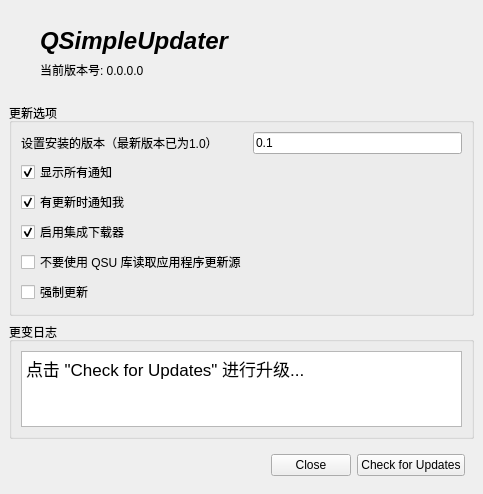
OrangeCiiCii/VersionUpdate, file tutorial/Window.ui: the form before one commit.
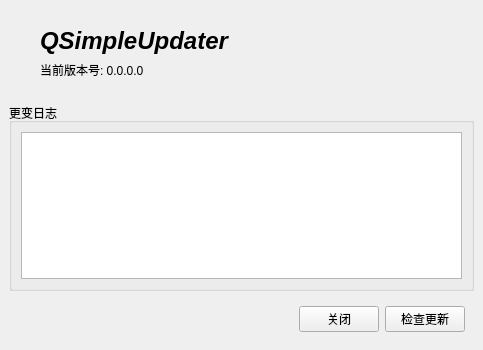
The form after the commit. Icons and pictures are not drawn.

Patch:
```diff
--- a/tutorial/Window.ui
+++ b/tutorial/Window.ui
@@ -7,7 +7,7 @@
     <x>0</x>
     <y>0</y>
     <width>483</width>
-    <height>494</height>
+    <height>350</height>
    </rect>
   </property>
   <property name="windowTitle">
@@ -76,76 +76,6 @@
       </layout>
      </widget>
     </item>
-    <item>
-     <widget class="QGroupBox" name="groupBox">
-      <property name="title">
-       <string>更新选项</string>
-      </property>
-      <layout class="QGridLayout" name="gridLayout">
-       <item row="7" column="0">
-        <widget class="QCheckBox" name="mandatoryUpdate">
-         <property name="text">
-          <string>强制更新</string>
-         </property>
-        </widget>
-       </item>
-       <item row="6" column="0">
-        <widget class="QCheckBox" name="customAppcast">
-         <property name="text">
-          <string>不要使用 QSU 库读取应用程序更新源</string>
-         </property>
-        </widget>
-       </item>
-       <item row="4" column="0">
-        <widget class="QCheckBox" name="showUpdateNotifications">
-         <property name="text">
-          <string>有更新时通知我</string>
-         </property>
-         <property name="checked">
-          <bool>true</bool>
-         </property>
-        </widget>
-       </item>
-       <item row="3" column="0">
-        <widget class="QCheckBox" name="showAllNotifcations">
-         <property name="text">
-          <string>显示所有通知</string>
-         </property>
-         <property name="checked">
-          <bool>true</bool>
-         </property>
-        </widget>
-       </item>
-       <item row="5" column="0">
-        <widget class="QCheckBox" name="enableDownloader">
-         <property name="text">
-          <string>启用集成下载器</string>
-         </property>
-         <property name="checked">
-          <bool>true</bool>
-         </property>
-        </widget>
-       </item>
-       <item row="2" column="1">
-        <widget class="QLineEdit" name="installedVersion">
-         <property name="text">
-          <string>0.1</string>
-         </property>
-         <property name="placeholderText">
-          <string>Write a version string...</string>
-         </property>
-        </widget>
-       </item>
-       <item row="2" column="0">
-        <widget class="QLabel" name="label">
-         <property name="text">
-          <string>设置安装的版本（最新版本已为1.0）</string>
-         </property>
-        </widget>
-       </item>
-      </layout>
-     </widget>
-    </item>
     <item>
      <widget class="QGroupBox" name="groupBox_2">
       <property name="title">
@@ -162,7 +92,7 @@
 &lt;html&gt;&lt;head&gt;&lt;meta name=&quot;qrichtext&quot; content=&quot;1&quot; /&gt;&lt;style type=&quot;text/css&quot;&gt;
 p, li { white-space: pre-wrap; }
 &lt;/style&gt;&lt;/head&gt;&lt;body style=&quot; font-family:'SimSun'; font-size:9pt; font-weight:400; font-style:normal;&quot;&gt;
-&lt;p style=&quot; margin-top:0px; margin-bottom:0px; margin-left:0px; margin-right:0px; -qt-block-indent:0; text-indent:0px;&quot;&gt;&lt;span style=&quot; font-family:'.Lucida Grande UI'; font-size:13pt;&quot;&gt;点击 &amp;quot;Check for Updates&amp;quot; 进行升级...&lt;/span&gt;&lt;/p&gt;&lt;/body&gt;&lt;/html&gt;</string>
+&lt;p style=&quot;-qt-paragraph-type:empty; margin-top:0px; margin-bottom:0px; margin-left:0px; margin-right:0px; -qt-block-indent:0; text-indent:0px;&quot;&gt;&lt;br /&gt;&lt;/p&gt;&lt;/body&gt;&lt;/html&gt;</string>
          </property>
         </widget>
        </item>
@@ -194,14 +124,14 @@
        <item>
         <widget class="QPushButton" name="closeButton">
          <property name="text">
-          <string>Close</string>
+          <string>关闭</string>
          </property>
         </widget>
        </item>
        <item>
         <widget class="QPushButton" name="checkButton">
          <property name="text">
-          <string>Check for Updates</string>
+          <string>检查更新</string>
          </property>
         </widget>
        </item>
```
